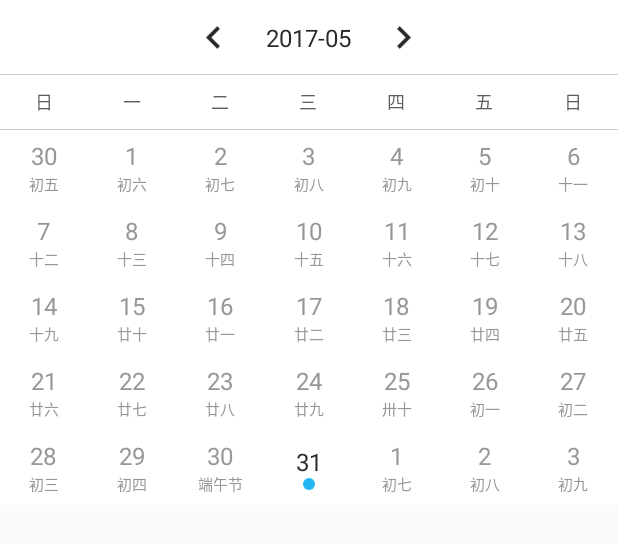
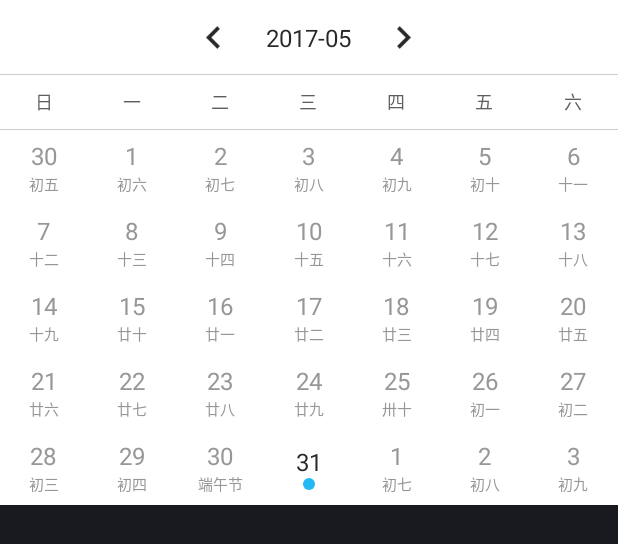
Before and after one commit to xtagwgj/CalendarView, an Android app: the layout activity_main.xml on its own in the app's theme, with its tools: preview values and no code run, on a phone screen of 412 x 824 dp. Shown: the top 544 px of the screen. Run offline under Robolectric (Android 15) with nearby library versions, the phone set to English and light mode, and no system bars.

Commit message:
将背景设为透明

```diff
--- a/CalendarView/app/src/main/res/layout/activity_main.xml
+++ b/CalendarView/app/src/main/res/layout/activity_main.xml
@@ -4,9 +4,10 @@
     xmlns:tools="http://schemas.android.com/tools"
     android:layout_width="match_parent"
     android:layout_height="match_parent"
+    android:background="#191A1F"
     tools:context="com.xtagwgj.calendarviewtest.MainActivity">
 
-    <com.xtagwgj.calendar.MNCalendar
+    <com.xtagwgj.calendar.XCalendar
         android:id="@+id/mnCalendar"
         android:layout_width="match_parent"
         android:layout_height="wrap_content" />
--- a/CalendarView/library/calendarlibrary/src/main/java/com/xtagwgj/calendar/MNCalendar.java
+++ b/CalendarView/library/calendarlibrary/src/main/java/com/xtagwgj/calendar/XCalendar.java
@@ -29,9 +29,9 @@ import java.util.Locale;
  * Created by xtagwgj on 2017/5/29.
  */
 
-public class MNCalendar extends LinearLayout implements View.OnClickListener {
+public class XCalendar extends LinearLayout implements View.OnClickListener {
 
-    private static final String TAG = "MNCalendar";
+    private static final String TAG = "XCalendar";
 
     private static SimpleDateFormat sdf_yyyy_MM = new SimpleDateFormat("yyyy-MM", Locale.CHINA);
 
@@ -70,15 +70,15 @@ public class MNCalendar extends LinearLayout implements View.OnClickListener {
 
     private ArrayList<Date> chooseDateList;
 
-    public MNCalendar(Context context) {
+    public XCalendar(Context context) {
         this(context, null);
     }
 
-    public MNCalendar(Context context, AttributeSet attrs) {
+    public XCalendar(Context context, AttributeSet attrs) {
         this(context, attrs, 0);
     }
 
-    public MNCalendar(Context context, AttributeSet attrs, int defStyleAttr) {
+    public XCalendar(Context context, AttributeSet attrs, int defStyleAttr) {
         super(context, attrs, defStyleAttr);
         this.context = context;
 
--- a/CalendarView/library/calendarlibrary/src/main/java/com/xtagwgj/calendar/adapter/MNCalendarAdapter.java
+++ b/CalendarView/library/calendarlibrary/src/main/java/com/xtagwgj/calendar/adapter/MNCalendarAdapter.java
@@ -16,7 +16,6 @@ import com.xtagwgj.calendar.listeners.OnCalendarItemClickListener;
 import com.xtagwgj.calendar.model.MNCalendarConfig;
 import com.xtagwgj.calendar.utils.LunarCalendarUtils;
 
-import java.text.ParseException;
 import java.text.SimpleDateFormat;
 import java.util.ArrayList;
 import java.util.Calendar;
@@ -38,7 +37,7 @@ public class MNCalendarAdapter extends RecyclerView.Adapter<RecyclerView.ViewHol
 
     private Calendar currentShowCalendar;
 
-    private Date currentDate;
+    private Date currentDateZero;
 
     private MNCalendarConfig mnCalendarConfig;
 
@@ -66,13 +65,13 @@ public class MNCalendarAdapter extends RecyclerView.Adapter<RecyclerView.ViewHol
 
     public MNCalendarAdapter(Context context, ArrayList<Date> mDatas, ArrayList<Date> chooseDate, Calendar currentShowCalendar, MNCalendarConfig mnCalendarConfig) {
 
-        Date nowDate = new Date();
-        String now_yyy_MM_dd = sdf.format(nowDate);
-        try {
-            currentDate = sdf.parse(now_yyy_MM_dd);
-        } catch (ParseException e) {
-            currentDate = nowDate;
-        }
+        Calendar calendar = Calendar.getInstance();
+        calendar.set(Calendar.HOUR_OF_DAY, 0);
+        calendar.set(Calendar.MINUTE, 0);
+        calendar.set(Calendar.SECOND, 0);
+        calendar.set(Calendar.MILLISECOND, 0);
+
+        currentDateZero = calendar.getTime();
 
         this.context = context;
         this.mDatas = mDatas;
@@ -126,12 +125,11 @@ public class MNCalendarAdapter extends RecyclerView.Adapter<RecyclerView.ViewHol
             }
 
             //判断是不是当天
-
-            String now_yyy_MM_dd = sdf.format(currentDate);
+            String now_yyy_MM_dd = sdf.format(currentDateZero);
             String position_yyy_MM_dd = sdf.format(datePosition);
 
             if (mnCalendarConfig.isMnCalendar_showCurrDay() && now_yyy_MM_dd.equals(position_yyy_MM_dd)
-                    && (datePosition.getMonth() == currentDate.getMonth() ||
+                    && (datePosition.getMonth() == currentDateZero.getMonth() ||
                     mnCalendarConfig.isMnCalendar_showOtherMonthInfo())) {
 //                myViewHolder.iv_today_bg.setVisibility(View.VISIBLE);
 //                myViewHolder.iv_today_bg.setBackground(context.getResources().getDrawable(R.drawable.mn_today_bg));
@@ -149,7 +147,7 @@ public class MNCalendarAdapter extends RecyclerView.Adapter<RecyclerView.ViewHol
 
 
             //本月 今日之前的字体颜色变化
-            if (datePosition.getMonth() == currentShowDate.getMonth() && datePosition.getTime() < currentDate.getTime()) {
+            if (datePosition.getMonth() == currentShowDate.getMonth() && datePosition.getTime() < currentDateZero.getTime()) {
                 myViewHolder.tvDay.setTextColor(mnCalendarConfig.getMnCalendar_colorBeforeToday());
             }
 
@@ -241,7 +239,7 @@ public class MNCalendarAdapter extends RecyclerView.Adapter<RecyclerView.ViewHol
                         Date datePosition = mDatas.get(position);
 
                         //必须大于今天
-                        if (!mnCalendarConfig.isMnCalendar_canSelectDayBeforeNow() && datePosition.getTime() < currentDate.getTime()) {
+                        if (!mnCalendarConfig.isMnCalendar_canSelectDayBeforeNow() && datePosition.getTime() < currentDateZero.getTime()) {
                             Toast.makeText(context, R.string.prompt_choose_error, Toast.LENGTH_SHORT).show();
                             return;
                         }
--- a/CalendarView/library/calendarlibrary/src/main/res/layout/mn_layout_calendar.xml
+++ b/CalendarView/library/calendarlibrary/src/main/res/layout/mn_layout_calendar.xml
@@ -2,7 +2,7 @@
 <LinearLayout xmlns:android="http://schemas.android.com/apk/res/android"
     android:layout_width="match_parent"
     android:layout_height="match_parent"
-    android:background="#ffffff"
+    android:background="@android:color/transparent"
     android:orientation="vertical">
 
     <RelativeLayout
--- a/CalendarView/library/calendarlibrary/src/main/res/layout/mn_layout_week.xml
+++ b/CalendarView/library/calendarlibrary/src/main/res/layout/mn_layout_week.xml
@@ -37,6 +37,6 @@
     <TextView
         android:id="@+id/tv_week_07"
         style="@style/style_title_weekend_day"
-        android:text="@string/prompt_sunday" />
+        android:text="@string/prompt_saturday" />
 
 </LinearLayout>
```
Also changed, not shown: CalendarView/app/src/main/java/com/xtagwgj/calendarviewtest/MainActivity.java (+15 -16 lines).
